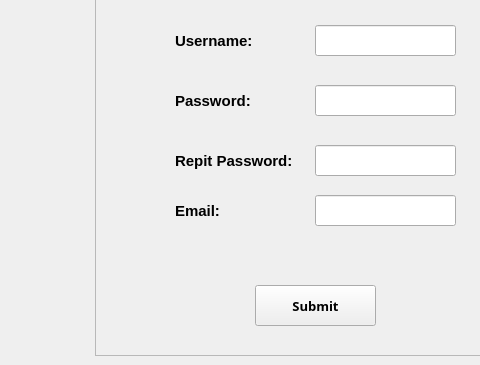
Pouya3/farm-project, file signuppage.ui: the form before one commit; both pictures show x 115 to 595 and y 235 to 600 of the 800 by 600 pixel window.
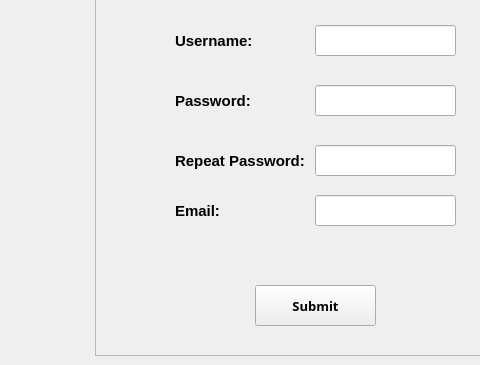
The form after the commit.

```diff
--- a/signuppage.ui
+++ b/signuppage.ui
@@ -118,7 +118,7 @@
       <string notr="true"/>
      </property>
      <property name="text">
-      <string>Repit Password:</string>
+      <string>Repeat Password:</string>
      </property>
     </widget>
     <widget class="QLabel" name="label_s_5">
```
Left out of the diff: 6 changed lines with no effect on the pictures.
